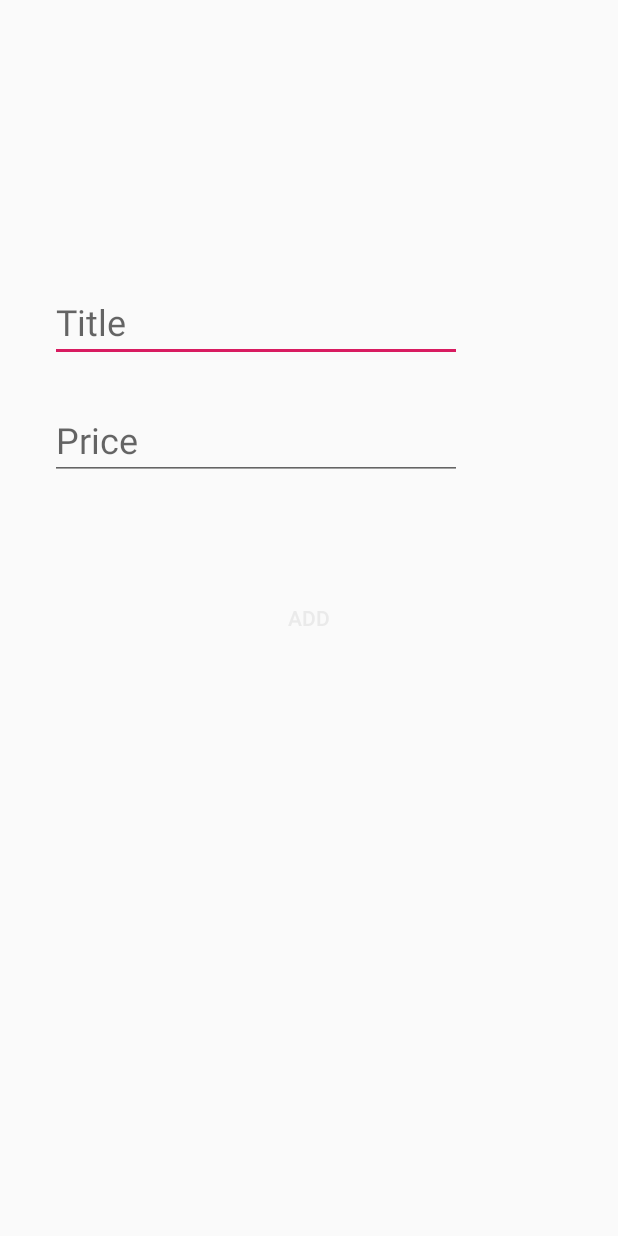
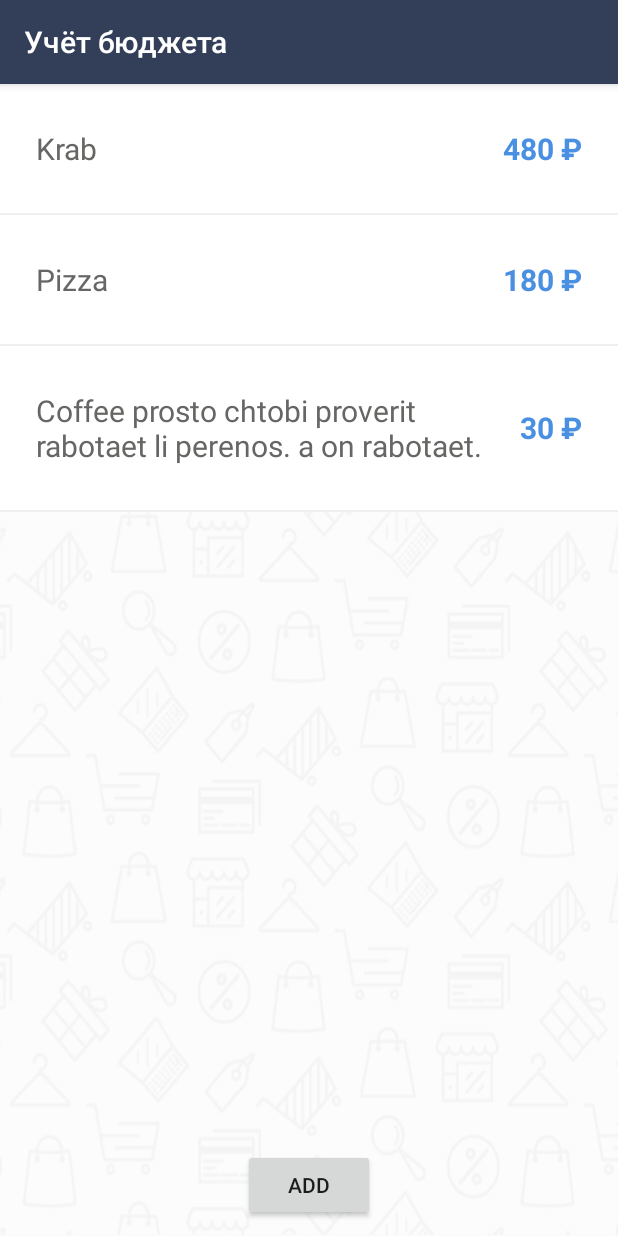
Before and after one commit to mitjukow/HelloWorld, an Android app: the screen it shows after launch (AddItemActivity before the commit, BudgetActivity after it), after a tap on "LOFTMONEY", on a phone screen of 412 x 824 dp. Run offline under Robolectric (Android 15) with nearby library versions, the phone set to English and light mode, and no system bars.

Commit message:
Homework Lists

```diff
--- a/app/build.gradle
+++ b/app/build.gradle
@@ -25,4 +25,5 @@ dependencies {
     testImplementation 'junit:junit:4.12'
     androidTestImplementation 'com.android.support.test:runner:1.0.2'
     androidTestImplementation 'com.android.support.test.espresso:espresso-core:3.0.2'
+    implementation 'com.android.support:recyclerview-v7:28.0.0'
 }
--- a/app/src/main/AndroidManifest.xml
+++ b/app/src/main/AndroidManifest.xml
@@ -23,6 +23,8 @@
         <activity
             android:name=".AddItemActivity"
             android:theme="@style/NoActionBarTheme"/>
+        <activity
+            android:name=".BudgetActivity" android:label="@string/budgetTitle"/>
 
     </application>
 
--- a/app/src/main/java/com/mityukovalexander/helloworld/AddItemActivity.java
+++ b/app/src/main/java/com/mityukovalexander/helloworld/AddItemActivity.java
@@ -1,5 +1,7 @@
 package com.mityukovalexander.helloworld;
 
+import android.app.Activity;
+import android.content.Intent;
 import android.os.Bundle;
 import android.support.annotation.Nullable;
 import android.support.v4.content.ContextCompat;
@@ -7,6 +9,7 @@ import android.support.v7.app.AppCompatActivity;
 import android.text.Editable;
 import android.text.TextUtils;
 import android.text.TextWatcher;
+import android.view.View;
 import android.widget.Button;
 import android.widget.EditText;
 
@@ -57,6 +60,13 @@ public class AddItemActivity extends AppCompatActivity {
             }
         });
 
+        addButton.setOnClickListener(new View.OnClickListener() {
+            @Override
+            public void onClick(View v) {
+                setResult(Activity.RESULT_OK, new Intent().putExtra("name", title).putExtra("price", price));
+                finish();
+            }
+        });
 
     }
 
@@ -67,4 +77,5 @@ public class AddItemActivity extends AppCompatActivity {
             addButton.setTextColor(ContextCompat.getColor(this, R.color.addButtonColorInactive));
         }
     }
+
 }
--- /dev/null
+++ b/app/src/main/java/com/mityukovalexander/helloworld/BudgetActivity.java
@@ -0,0 +1,49 @@
+package com.mityukovalexander.helloworld;
+
+import android.content.Intent;
+import android.os.Bundle;
+import android.support.annotation.Nullable;
+import android.support.v7.app.AppCompatActivity;
+import android.support.v7.widget.LinearLayoutManager;
+import android.support.v7.widget.RecyclerView;
+import android.view.View;
+import android.widget.Button;
+
+public class BudgetActivity extends AppCompatActivity {
+
+    private ItemsAdapter mItemsAdapter;
+
+    @Override
+    protected void onCreate(@Nullable Bundle savedInstanceState) {
+        super.onCreate(savedInstanceState);
+        setContentView(R.layout.activity_budget);
+        RecyclerView recyclerView = findViewById(R.id.recycler_view);
+
+        mItemsAdapter = new ItemsAdapter();
+
+        recyclerView.setAdapter(mItemsAdapter);
+        recyclerView.setLayoutManager(new LinearLayoutManager(this));
+
+        mItemsAdapter.addItem(new Item("Krab", 480));
+        mItemsAdapter.addItem(new Item("Pizza", 180));
+        mItemsAdapter.addItem(new Item("Coffee prosto chtobi proverit rabotaet li perenos. a on rabotaet.", 30));
+
+        Button addItemButton = findViewById(R.id.addItemButton);
+        addItemButton.setOnClickListener(new View.OnClickListener() {
+            @Override
+            public void onClick(View v) {
+                startActivityForResult(new Intent(BudgetActivity.this, AddItemActivity.class), 101);
+            }
+        });
+    }
+
+    @Override
+    protected void onActivityResult(int requestCode, int resultCode, @Nullable Intent data) {
+        super.onActivityResult(requestCode, resultCode, data);
+
+        if (requestCode == 101 && resultCode == RESULT_OK) {
+            Item item = new Item(data.getStringExtra("name"), Integer.parseInt(data.getStringExtra("price")));
+            mItemsAdapter.addItem(item);
+        }
+    }
+}
--- /dev/null
+++ b/app/src/main/java/com/mityukovalexander/helloworld/Item.java
@@ -0,0 +1,27 @@
+package com.mityukovalexander.helloworld;
+
+public class Item {
+    private String name;
+    private int price;
+
+    public Item(String name, int price) {
+        this.name = name;
+        this.price = price;
+    }
+
+    public String getName() {
+        return name;
+    }
+
+    public void setName(String name) {
+        this.name = name;
+    }
+
+    public int getPrice() {
+        return price;
+    }
+
+    public void setPrice(int price) {
+        this.price = price;
+    }
+}
--- /dev/null
+++ b/app/src/main/java/com/mityukovalexander/helloworld/ItemsAdapter.java
@@ -0,0 +1,60 @@
+package com.mityukovalexander.helloworld;
+
+import android.support.annotation.NonNull;
+import android.support.v7.widget.RecyclerView;
+import android.view.View;
+import android.view.ViewGroup;
+import android.widget.TextView;
+
+import org.w3c.dom.Text;
+
+import java.util.ArrayList;
+import java.util.List;
+
+public class ItemsAdapter extends RecyclerView.Adapter<ItemsAdapter.ItemViewHolder> {
+
+    private List<Item> mItemList = new ArrayList<>();
+
+    @NonNull
+    @Override
+    public ItemsAdapter.ItemViewHolder onCreateViewHolder(@NonNull ViewGroup viewGroup, int i) {
+        View itemView = View.inflate(viewGroup.getContext(), R.layout.item_view, null);
+        return new ItemViewHolder(itemView);
+    }
+
+    @Override
+    public void onBindViewHolder(@NonNull ItemsAdapter.ItemViewHolder viewHolder, int i) {
+        final Item item = mItemList.get(i);
+        viewHolder.bindItem(item);
+    }
+
+    @Override
+    public int getItemCount() {
+        return mItemList.size();
+    }
+
+    public void addItem(final Item item) {
+        mItemList.add(item);
+        notifyItemInserted(mItemList.size());
+    }
+
+    static class ItemViewHolder extends RecyclerView.ViewHolder {
+
+        private TextView mNameView;
+        private TextView mPriceView;
+
+        public ItemViewHolder(@NonNull View itemView) {
+            super(itemView);
+
+
+            mNameView = itemView.findViewById(R.id.BudgetItemText);
+            mPriceView = itemView.findViewById(R.id.BudgetItemPrice);
+        }
+
+        public void bindItem(final Item item) {
+            mNameView.setText(item.getName());
+            mPriceView.setText(
+                    mPriceView.getContext().getResources().getString(R.string.currencyRuble, String.valueOf(item.getPrice())));
+        }
+    }
+}
--- a/app/src/main/java/com/mityukovalexander/helloworld/MainActivity.java
+++ b/app/src/main/java/com/mityukovalexander/helloworld/MainActivity.java
@@ -18,7 +18,7 @@ public class MainActivity extends AppCompatActivity {
         helloLoftMoney.setOnClickListener(new View.OnClickListener() {
             @Override
             public void onClick(View v) {
-                startActivity(new Intent(MainActivity.this, AddItemActivity.class));
+                startActivity(new Intent(MainActivity.this, BudgetActivity.class));
             }
         });
     }
--- /dev/null
+++ b/app/src/main/res/layout/activity_budget.xml
@@ -0,0 +1,22 @@
+<?xml version="1.0" encoding="utf-8"?>
+<FrameLayout
+    xmlns:android="http://schemas.android.com/apk/res/android" android:layout_width="match_parent"
+    android:layout_height="match_parent"
+    android:background="@drawable/budget_background">
+
+    <android.support.v7.widget.RecyclerView
+        android:id="@+id/recycler_view"
+        android:layout_width="match_parent"
+        android:layout_height="wrap_content">
+
+    </android.support.v7.widget.RecyclerView>
+
+    <Button
+        android:id="@+id/addItemButton"
+        android:layout_width="wrap_content"
+        android:layout_height="wrap_content"
+        android:layout_gravity="bottom|center"
+        android:layout_margin="10dp"
+        android:text="@string/addButtonText"/>
+
+</FrameLayout>
--- /dev/null
+++ b/app/src/main/res/layout/item_view.xml
@@ -0,0 +1,48 @@
+<?xml version="1.0" encoding="utf-8"?>
+<LinearLayout
+    xmlns:android="http://schemas.android.com/apk/res/android"
+    xmlns:tools="http://schemas.android.com/tools"
+    android:orientation="vertical"
+    android:layout_width="match_parent"
+    android:layout_height="wrap_content">
+
+        <RelativeLayout
+            android:layout_width="match_parent"
+            android:layout_height="wrap_content"
+            android:paddingStart="24dp"
+            android:paddingEnd="24dp"
+            android:paddingTop="29dp"
+            android:paddingBottom="29dp"
+            android:background="@android:color/white">
+
+        <TextView
+            android:id="@+id/BudgetItemText"
+            android:layout_width="wrap_content"
+            android:layout_height="wrap_content"
+            android:layout_toStartOf="@id/BudgetItemPrice"
+            android:layout_centerVertical="true"
+            android:layout_marginEnd="10dp"
+            android:layout_alignParentStart="true"
+            android:textColor="@color/BudgetItemTextColor"
+            android:textSize="20sp"
+            tools:text="Krab"/>
+
+        <TextView
+            android:id="@+id/BudgetItemPrice"
+            android:layout_width="wrap_content"
+            android:layout_height="wrap_content"
+            android:layout_centerVertical="true"
+            android:textColor="@color/BudgetItemPriceColor"
+            tools:text="70 ₽"
+            android:textStyle="bold"
+            android:layout_alignParentEnd="true"
+            android:textSize="20sp"/>
+
+        </RelativeLayout>
+
+        <View
+            android:layout_width="match_parent"
+            android:layout_height="1dp"
+            android:background="@color/dividerColor"/>
+
+</LinearLayout>
--- a/app/src/main/res/values/colors.xml
+++ b/app/src/main/res/values/colors.xml
@@ -6,4 +6,7 @@
     <color name="titleTextColor">#3574fa</color>
     <color name="addButtonTextColor">#7ed321</color>
     <color name="addButtonColorInactive">#eaeaea</color>
+    <color name="BudgetItemTextColor">#666664</color>
+    <color name="BudgetItemPriceColor">#4a90e2</color>
+    <color name="dividerColor">#efefef</color>
 </resources>
--- a/app/src/main/res/values/strings.xml
+++ b/app/src/main/res/values/strings.xml
@@ -3,4 +3,6 @@
     <string name="titleHint">Title</string>
     <string name="priceHint">Price</string>
     <string name="addButtonText">Add</string>
+    <string name="currencyRuble">%1$s ₽</string>
+    <string name="budgetTitle">Учёт бюджета</string>
 </resources>
--- a/app/src/main/res/values/styles.xml
+++ b/app/src/main/res/values/styles.xml
@@ -1,8 +1,6 @@
 <resources>
 
-    <!-- Base application theme. -->
     <style name="AppTheme" parent="Theme.AppCompat.Light.DarkActionBar">
-        <!-- Customize your theme here. -->
         <item name="colorPrimary">@color/colorPrimary</item>
         <item name="colorPrimaryDark">@color/colorPrimaryDark</item>
         <item name="colorAccent">@color/colorAccent</item>
```
Also changed, not shown: app/src/main/res/drawable-hdpi/budget_background.png (added), app/src/main/res/drawable-mdpi/budget_background.png (added), app/src/main/res/drawable-xhdpi/budget_background.png (added), app/src/main/res/drawable-xxhdpi/budget_background.png (added), app/src/main/res/drawable-xxxhdpi/budget_background.png (added), 1 other file.
